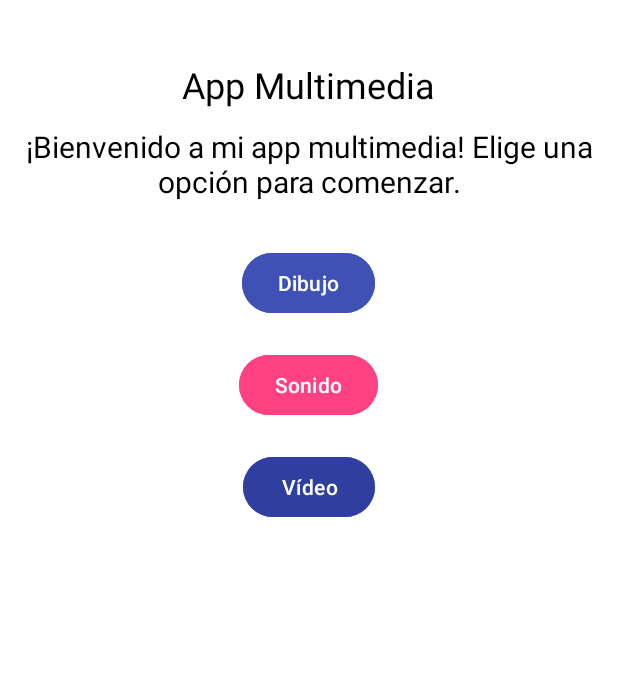
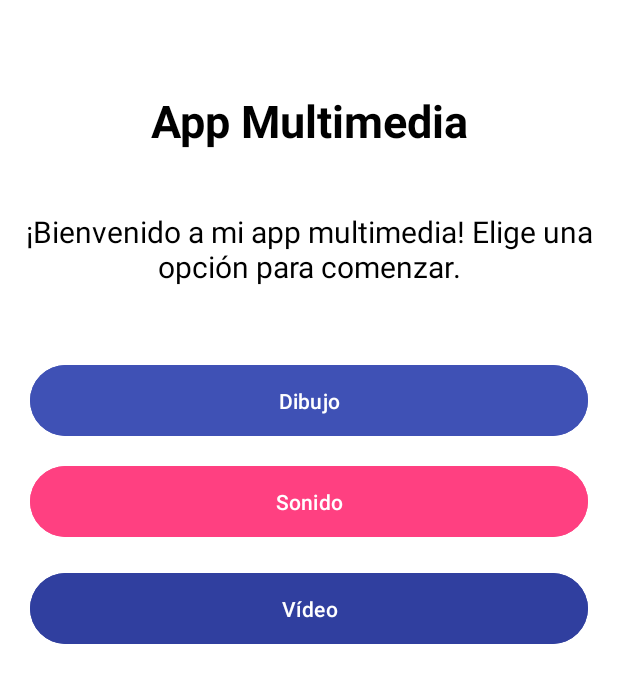
Before and after one commit to DiegoVillalba10/appmultimedia, an Android app: the screen it shows after launch (MainActivity), on a phone screen of 412 x 824 dp. Shown: the top 683 px of the screen. Run offline under Robolectric (Android 15) with nearby library versions, the phone set to English and light mode, and no system bars.

Commit message:
Actividad multimedia FINALIZADA
-- FALTA DOCUMENTACIÓN --

```diff
--- a/app/src/main/AndroidManifest.xml
+++ b/app/src/main/AndroidManifest.xml
@@ -1,6 +1,10 @@
 <?xml version="1.0" encoding="utf-8"?>
 <manifest xmlns:android="http://schemas.android.com/apk/res/android"
     xmlns:tools="http://schemas.android.com/tools">
+
+    <uses-permission android:name="android.permission.RECORD_AUDIO"/>
+    <uses-permission android:name="android.permission.READ_EXTERNAL_STORAGE"
+        tools:ignore="ScopedStorage" />
 
     <application
         android:allowBackup="true"
@@ -23,6 +27,7 @@
         </activity>
         <activity android:name=".activities.DrawingActivity"/>
         <activity android:name=".activities.SoundActivity"/>
+        <activity android:name=".activities.VideoActivity"/>
     </application>
 
 </manifest>
--- a/app/src/main/java/com/villalbadiego/appmultimedia/activities/MainActivity.kt
+++ b/app/src/main/java/com/villalbadiego/appmultimedia/activities/MainActivity.kt
@@ -29,5 +29,9 @@ class MainActivity : AppCompatActivity() {
             startActivity(intent)
         }
         // Navegamos a la actividad de video.
+        botonVideo.setOnClickListener {
+            val intent = Intent(this, VideoActivity::class.java)
+            startActivity(intent)
+        }
     }
 }
--- /dev/null
+++ b/app/src/main/res/drawable/canvas_background.xml
@@ -0,0 +1,4 @@
+<shape xmlns:android="http://schemas.android.com/apk/res/android">
+    <solid android:color="@color/lightGray" />
+    <corners android:radius="16dp" /> <!-- Bordes redondeados -->
+</shape>
--- /dev/null
+++ b/app/src/main/res/drawable/nameview_background.xml
@@ -0,0 +1,4 @@
+<shape xmlns:android="http://schemas.android.com/apk/res/android">
+    <solid android:color="@color/lightBlue" />
+    <corners android:radius="16dp" /> <!-- Bordes redondeados -->
+</shape>
--- /dev/null
+++ b/app/src/main/res/drawable/player_background.xml
@@ -0,0 +1,6 @@
+<?xml version="1.0" encoding="utf-8"?>
+<shape xmlns:android="http://schemas.android.com/apk/res/android">
+    <solid android:color="@color/black" /> <!-- Fondo negro -->
+    <corners android:radius="16dp" /> <!-- Bordes redondeados -->
+    <elevation android:value="4dp" /> <!-- Sombra de elevación -->
+</shape>
--- a/app/src/main/res/layout/activity_main.xml
+++ b/app/src/main/res/layout/activity_main.xml
@@ -1,8 +1,10 @@
-<RelativeLayout
-    xmlns:android="http://schemas.android.com/apk/res/android"
+<androidx.constraintlayout.widget.ConstraintLayout xmlns:android="http://schemas.android.com/apk/res/android"
+    xmlns:app="http://schemas.android.com/apk/res-auto"
+    xmlns:tools="http://schemas.android.com/tools"
     android:layout_width="match_parent"
     android:layout_height="match_parent"
-    android:background="@color/white">
+    android:background="@color/white"
+    tools:context=".activities.MainActivity">
 
     <!-- Título de la aplicación -->
     <TextView
@@ -10,54 +12,74 @@
         android:layout_width="wrap_content"
         android:layout_height="wrap_content"
         android:text="@string/app_name"
-        android:textSize="24sp"
         android:textColor="@color/color_nombre"
-        android:layout_centerHorizontal="true"
-        android:layout_marginTop="40dp" />
+        android:textSize="30sp"
+        android:textStyle="bold"
+        app:layout_constraintTop_toTopOf="parent"
+        app:layout_constraintStart_toStartOf="parent"
+        app:layout_constraintEnd_toEndOf="parent"
+        android:layout_marginTop="60dp"
+        android:layout_marginHorizontal="20dp"
+        android:gravity="center" />
 
     <!-- Descripción breve de la app -->
-
-    <!-- Botón de Dibujo -->
     <TextView
         android:id="@+id/tvDescription"
         android:layout_width="wrap_content"
         android:layout_height="wrap_content"
-        android:layout_below="@id/tvTitle"
-        android:layout_marginTop="11dp"
         android:text="@string/explicacion_aplicacion"
         android:textAlignment="center"
         android:textColor="@color/black"
-        android:textSize="20sp" />
+        android:textSize="20sp"
+        app:layout_constraintTop_toBottomOf="@id/tvTitle"
+        app:layout_constraintStart_toStartOf="parent"
+        app:layout_constraintEnd_toEndOf="parent"
+        android:layout_marginTop="40dp"
+        android:layout_marginHorizontal="20dp" />
 
+    <!-- Botón de Dibujo -->
     <Button
         android:id="@+id/btnDrawing"
-        android:layout_width="wrap_content"
+        android:layout_width="0dp"
         android:layout_height="wrap_content"
         android:text="@string/boton_dibujo"
-        android:layout_below="@id/tvDescription"
-        android:layout_centerHorizontal="true"
-        android:layout_marginTop="30dp"
-        android:backgroundTint="@color/colorPrimary" />
+        android:textColor="@color/white"
+        android:backgroundTint="@color/colorPrimary"
+        android:padding="14dp"
+        android:layout_marginHorizontal="20dp"
+        android:layout_marginTop="48dp"
+        app:layout_constraintTop_toBottomOf="@id/tvDescription"
+        app:layout_constraintStart_toStartOf="parent"
+        app:layout_constraintEnd_toEndOf="parent" />
 
     <!-- Botón de Sonido -->
     <Button
         android:id="@+id/btnSound"
-        android:layout_width="wrap_content"
+        android:layout_width="0dp"
         android:layout_height="wrap_content"
         android:text="@string/boton_sonido"
-        android:layout_below="@id/btnDrawing"
-        android:layout_centerHorizontal="true"
-        android:layout_marginTop="20dp"
-        android:backgroundTint="@color/colorAccent" />
+        android:textColor="@color/white"
+        android:backgroundTint="@color/colorAccent"
+        android:padding="14dp"
+        android:layout_marginHorizontal="20dp"
+        android:layout_marginTop="12dp"
+        app:layout_constraintTop_toBottomOf="@id/btnDrawing"
+        app:layout_constraintStart_toStartOf="parent"
+        app:layout_constraintEnd_toEndOf="parent" />
 
     <!-- Botón de Vídeo -->
     <Button
         android:id="@+id/btnVideo"
-        android:layout_width="wrap_content"
+        android:layout_width="0dp"
         android:layout_height="wrap_content"
         android:text="@string/boton_video"
-        android:layout_below="@id/btnSound"
-        android:layout_centerHorizontal="true"
-        android:layout_marginTop="20dp"
-        android:backgroundTint="@color/colorPrimaryDark" />
-</RelativeLayout>
+        android:textColor="@color/white"
+        android:backgroundTint="@color/colorPrimaryDark"
+        android:padding="14dp"
+        android:layout_marginHorizontal="20dp"
+        android:layout_marginTop="16dp"
+        app:layout_constraintTop_toBottomOf="@id/btnSound"
+        app:layout_constraintStart_toStartOf="parent"
+        app:layout_constraintEnd_toEndOf="parent" />
+
+</androidx.constraintlayout.widget.ConstraintLayout>
--- a/app/src/main/res/values/colors.xml
+++ b/app/src/main/res/values/colors.xml
@@ -2,13 +2,16 @@
 <resources>
     <color name="black">#FF000000</color>
     <color name="white">#FFFFFFFF</color>
-    <color name="fondo_circulo">#FF0000</color> <!-- Rojo -->
-    <color name="fondo_rectangulo">#00FF00</color> <!-- Verde -->
-    <color name="fondo_elipse">#0000FF</color> <!-- Azul -->
+    <color name="fondo_circulo">#FF0000</color>
+    <color name="fondo_rectangulo">#00FF00</color>
+    <color name="fondo_elipse">#0000FF</color>
     <color name="color_nombre">#000000</color>
-    <color name="colorAccent">#FF4081</color> <!-- Color de acento para el botón de sonido -->
-    <color name="colorPrimary">#3F51B5</color> <!-- Azul para el fondo de los botones -->
-    <color name="colorPrimaryDark">#303F9F</color> <!-- Azul oscuro para algunos botones -->
+    <color name="colorAccent">#FF4081</color>
+    <color name="colorPrimary">#3F51B5</color>
+    <color name="colorPrimaryDark">#303F9F</color>
+    <color name="gray">#808080</color>
+    <color name="lightGray">#D3D3D3</color>
+    <color name="lightBlue">#ADD8E6</color>
 
     <color name="darkBackground">#121212</color>
     <color name="buttonBackground">#3D3D3D</color>
--- a/app/src/main/res/values/strings.xml
+++ b/app/src/main/res/values/strings.xml
@@ -9,6 +9,9 @@
     <string name="boton_sonido">Sonido</string>
     <string name="boton_video">Vídeo</string>
     <string name="titulo_sonido">Reproductor de Sonidos</string>
+    <string name="titulo_video">Reproductor de Videos</string>
+    <string name="reproducir_video">Reproducir Vídeo</string>
+    <string name="pausar_video">Pausar Video</string>
     <string name="sonido_2">Sonido 2</string>
     <string name="sonido_1">Sonido 1</string>
 </resources>
--- a/settings.gradle.kts
+++ b/settings.gradle.kts
@@ -16,6 +16,7 @@ dependencyResolutionManagement {
     repositories {
         google()
         mavenCentral()
+
     }
 }
 
```
Also changed, not shown: app/build.gradle.kts (+10 -1 lines), app/src/main/java/com/villalbadiego/appmultimedia/activities/VideoActivity.kt (added, +81 -0 lines), app/src/main/res/drawable/progress_bar_style.xml (added, +15 -0 lines), app/src/main/res/layout/activity_drawing.xml (+24 -5 lines), app/src/main/res/layout/activity_video.xml (added, +44 -0 lines), gradle/libs.versions.toml (+7 -0 lines), 1 other file.
